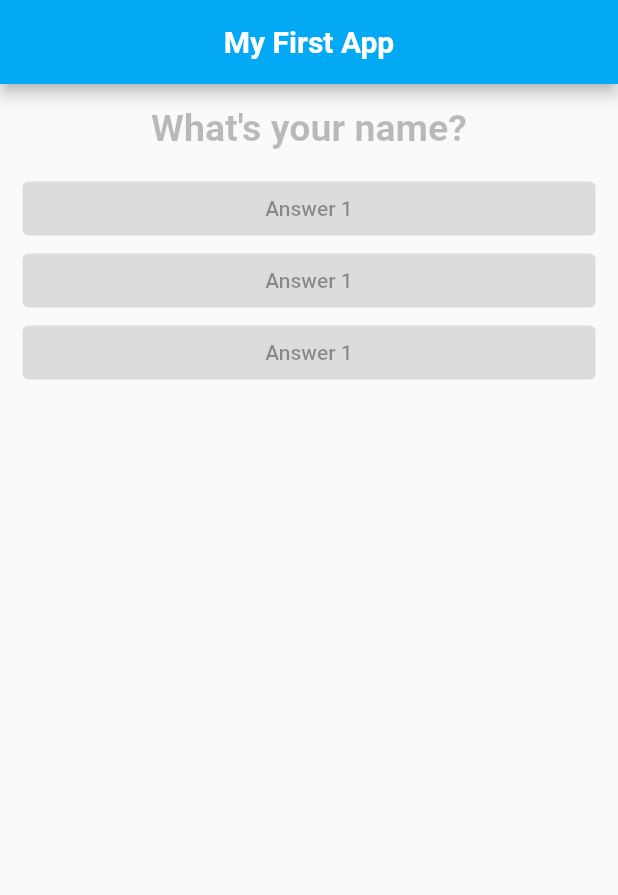
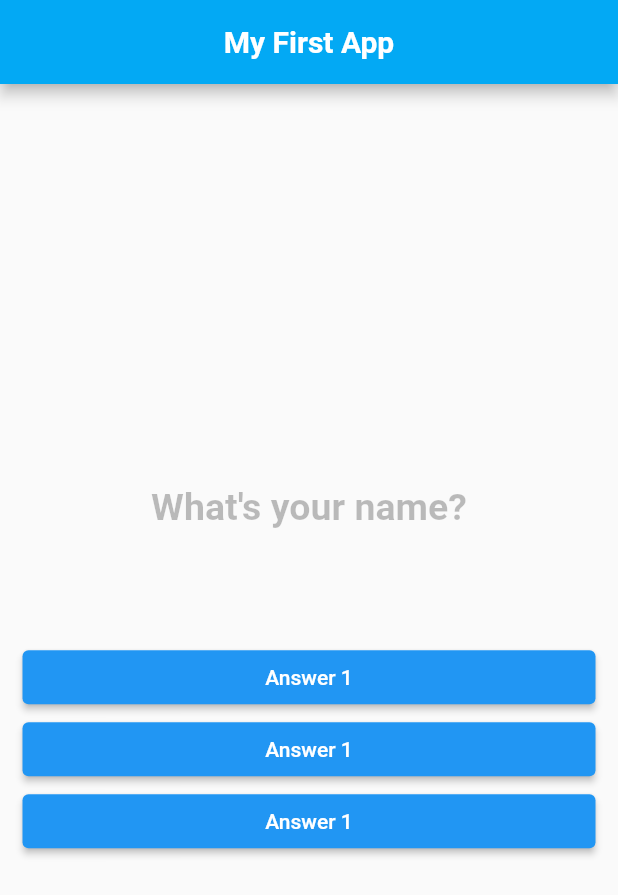
Before and after one commit to Uthman87/flutter_basics, a Flutter app: the screen it shows after launch, on a phone screen of 412 x 824 dp. Shown: the top 895 px of the screen. Run offline on Flutter 3.47's test engine with Material 2 defaults, Android fonts, the phone set to English and light mode, and no system bars; Roboto replaces fonts that are missing (Times New Roman).

Commit message:
created the answer class

```diff
--- a/lib/answer.dart
+++ b/lib/answer.dart
@@ -1,9 +1,11 @@
-// ignore_for_file: sized_box_for_whitespace
+// ignore_for_file: sized_box_for_whitespace, use_key_in_widget_constructors, prefer_const_constructors_in_immutables
 
 import 'package:flutter/material.dart';
 
 class Answer extends StatelessWidget {
-  const Answer({super.key});
+  // final Function selectHandler;
+
+  // Answer(this.selectHandler);
 
   @override
   Widget build(BuildContext context) {
@@ -13,8 +15,11 @@ class Answer extends StatelessWidget {
         vertical: 0.0,
         horizontal: 15.0,
       ),
-      child: const ElevatedButton(
-        onPressed: null,
+      child: ElevatedButton(
+        style: ElevatedButton.styleFrom(
+          backgroundColor: Colors.blue,
+        ),
+        onPressed: () {},
         child: Text('Answer 1'),
       ),
     );
--- a/lib/main.dart
+++ b/lib/main.dart
@@ -48,15 +48,21 @@ class MyAppState extends State<MyApp> {
           ),
           centerTitle: true,
         ),
-        body: Column(
-          children: [
-            Question(
-              questions[_questionIndex],
-            ),
-            const Answer(),
-            const Answer(),
-            const Answer(),
-          ],
+        body: Center(
+          child: Column(
+            mainAxisSize: MainAxisSize.min,
+            children: [
+              Question(
+                questions[_questionIndex],
+              ),
+              const SizedBox(
+                height: 60.0,
+              ),
+              Answer(),
+              Answer(),
+              Answer(),
+            ],
+          ),
         ),
       ),
     );
```
